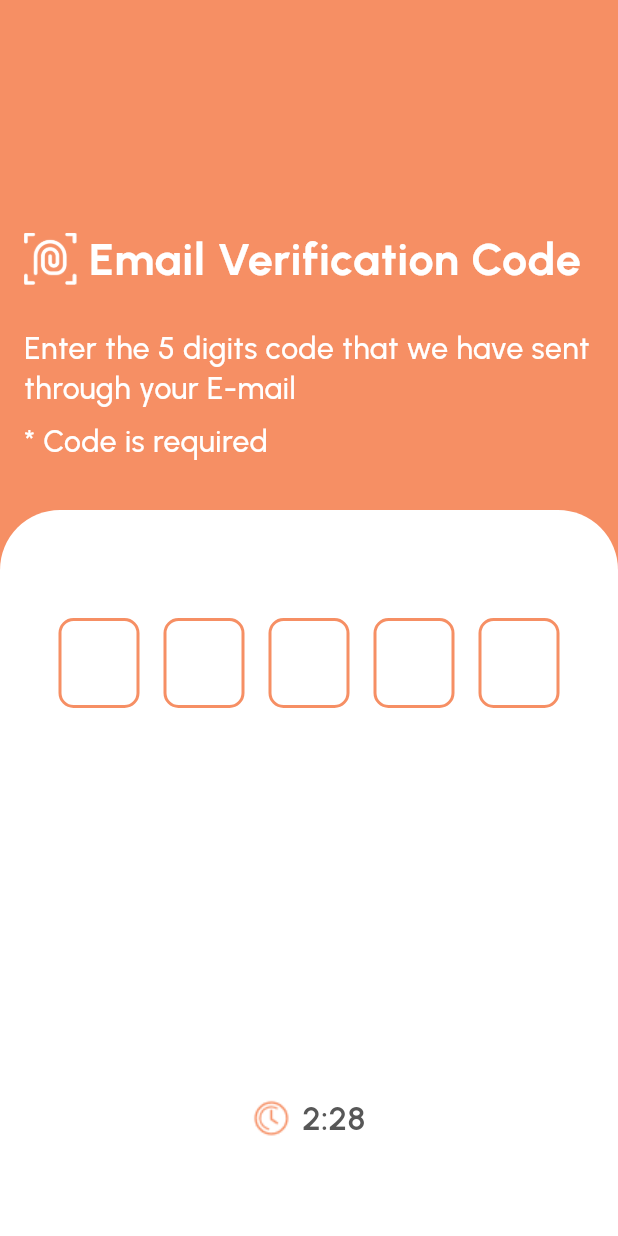
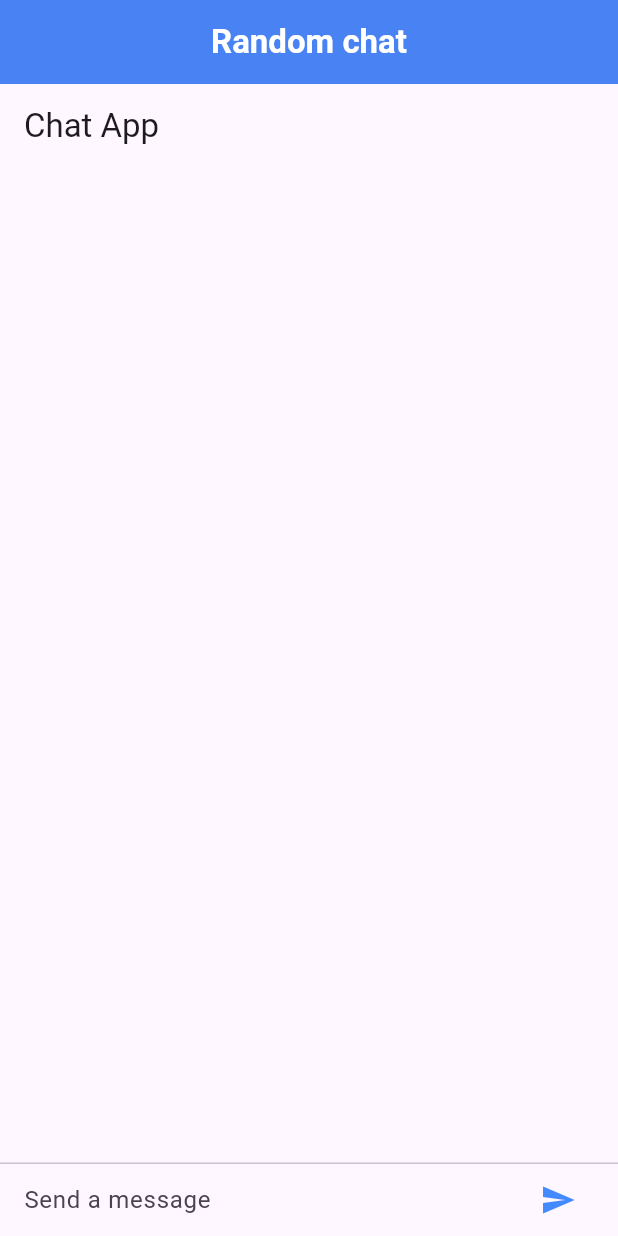
Before and after one commit to TahmidMannanDipu/ostad_practice, a Flutter app: the screen it shows after launch, on a phone screen of 412 x 824 dp. Run offline on Flutter 3.47's test engine with Material 3 defaults, Android fonts, the phone set to English and light mode, and no system bars; our stand-ins replace google_fonts.

Commit message:
Random Chat

```diff
--- a/lib/main.dart
+++ b/lib/main.dart
@@ -1,6 +1,5 @@
 import 'package:flutter/material.dart';
-import 'package:ostad_class_practice/reuseable_widget/theme_data.dart';
-import 'package:ostad_class_practice/ui/email_verification_page/email_verification_page.dart'; // Make sure to import this
+import 'package:ostad_class_practice/ui/chat_app/chat_app.dart';
 
 void main() {
   runApp(const MyApp());
@@ -13,9 +12,9 @@ class MyApp extends StatelessWidget {
   Widget build(BuildContext context) {
     return MaterialApp(
       debugShowCheckedModeBanner: false,
-      title: "Email Verification",
-      theme: myThemeData(),
-      home: const EmailVerificationPage(),
+      title: "Practice UI",
+      //theme: myThemeData(),
+      home: ChatApp(),
     );
   }
 }
--- /dev/null
+++ b/lib/ui/chat_app/chat_app.dart
@@ -0,0 +1,24 @@
+import 'package:flutter/material.dart';
+
+import 'chat_screen.dart';
+
+class ChatApp extends StatelessWidget {
+  const ChatApp({super.key});
+
+  @override
+  Widget build(BuildContext context) {
+    return Scaffold(
+      appBar: AppBar(
+
+        title:const  Text(
+          "Random chat",
+          style: TextStyle(color: Colors.white, fontWeight: FontWeight.bold),
+        ),
+        elevation: 100,
+        centerTitle: true,
+        backgroundColor: Colors.blueAccent,
+      ),
+      body: ChatScreen(),
+    );
+  }
+}
--- /dev/null
+++ b/lib/ui/chat_app/chat_screen.dart
@@ -0,0 +1,73 @@
+import 'package:flutter/material.dart';
+import 'package:ostad_class_practice/ui/chat_app/chat_message.dart';
+
+class ChatScreen extends StatefulWidget {
+  const ChatScreen({super.key});
+
+  @override
+  State<ChatScreen> createState() => _ChatScreenState();
+}
+
+class _ChatScreenState extends State<ChatScreen> {
+  final TextEditingController _textController = TextEditingController();
+  final List<ChatMessage> _messages = <ChatMessage>[];
+
+  void _handleSubmitted(String text) {
+    if (text.isEmpty) return; // Ignore empty messages
+    _textController.clear();
+
+    ChatMessage message = ChatMessage(text);
+    setState(() {
+      _messages.insert(0, message);
+    });
+  }
+
+  Widget _textComposerWidget() {
+    return IconTheme(
+      data: const IconThemeData(color: Colors.blueAccent),
+      child: Container(
+        margin: const EdgeInsets.symmetric(horizontal: 8),
+        child: Row(
+          children: [
+            Flexible(
+              child: TextField(
+                controller: _textController,
+                decoration: const InputDecoration.collapsed(
+                    hintText: "Send a message"),
+                onSubmitted: _handleSubmitted,
+              ),
+            ),
+            IconButton(
+              icon: const Icon(Icons.send),
+              onPressed: () => _handleSubmitted(_textController.text),
+            ),
+          ],
+        ),
+      ),
+    );
+  }
+
+  @override
+  Widget build(BuildContext context) {
+    return Scaffold(
+      appBar: AppBar(title: const Text('Chat App')),
+      body: Column(
+        children: [
+          Expanded(
+            child: ListView.builder(
+              padding: const EdgeInsets.all(8),
+              reverse: true, // New messages appear at the bottom
+              itemCount: _messages.length,
+              itemBuilder: (context, index) => _messages[index],
+            ),
+          ),
+          const Divider(height: 1.0),
+          Padding(
+            padding: const EdgeInsets.symmetric(horizontal: 8.0),
+            child: _textComposerWidget(),
+          ),
+        ],
+      ),
+    );
+  }
+}
--- a/lib/ui/email_verification_page/email_verification_page.dart
+++ b/lib/ui/email_verification_page/email_verification_page.dart
@@ -67,6 +67,7 @@ class EmailVerificationPage extends StatelessWidget {
                     const SizedBox(
                       height: 32,
                     ),
+
                     Padding(
                       padding: const EdgeInsets.symmetric(horizontal: 16.0),
                       child: ReusableWidget.buildButton(context, title: "Next"),
```
Also changed, not shown: lib/ui/calculator/calculate_buttons.dart (added, +64 -0 lines), lib/ui/calculator/calculator.dart (added, +109 -0 lines), lib/ui/calculator/logics.dart (added, +20 -0 lines), lib/ui/chat_app/chat_message.dart (added, +36 -0 lines), images/1.png (added), images/Frame 7 1.png (added).
